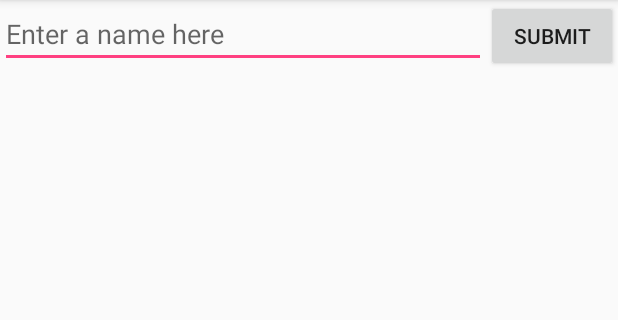
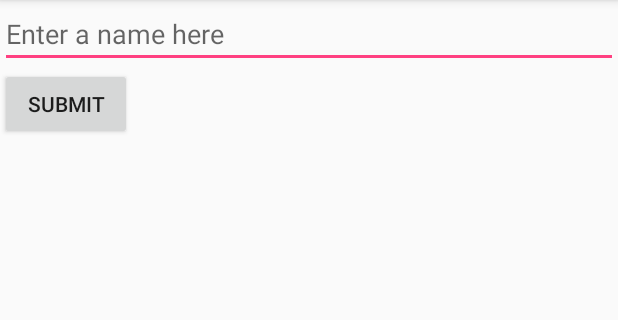
Before and after one commit to jesseridgway/basicapp, an Android app: the screen it shows after launch (MainActivity), on a phone screen of 412 x 824 dp, the part 84-404 px from its top. Run offline under Robolectric (Android 15) with nearby library versions, the phone set to English and light mode, and no system bars.

Commit message:
separated input text from button

```diff
--- a/app/src/main/res/layout/activity_main.xml
+++ b/app/src/main/res/layout/activity_main.xml
@@ -4,10 +4,9 @@
     xmlns:tools="http://schemas.android.com/tools"
     android:layout_width="match_parent"
     android:layout_height="match_parent"
-    android:orientation="horizontal">
+    android:orientation="vertical">
     <EditText android:id="@+id/edit_message"
-        android:layout_weight="1"
-        android:layout_width="0dp"
+        android:layout_width="match_parent"
         android:layout_height="wrap_content"
         android:hint="Enter a name here" />
     <Button
```
